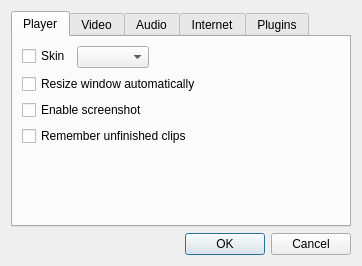
Before: the Qt Designer form src/settingsdialog.ui in coslyk/moonplayer, drawn with Qt 5.
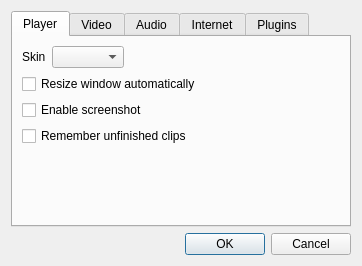
After: the same form once the commit is applied.

The edit to the form file:
```diff
--- a/src/settingsdialog.ui
+++ b/src/settingsdialog.ui
@@ -47,13 +47,6 @@
          </property>
         </widget>
        </item>
-       <item row="2" column="0">
-        <widget class="QCheckBox" name="skinCheckBox">
-         <property name="text">
-          <string>Skin</string>
-         </property>
-        </widget>
-       </item>
        <item row="2" column="1">
         <widget class="QComboBox" name="skinComboBox"/>
        </item>
@@ -64,6 +57,13 @@
          </property>
         </widget>
        </item>
+       <item row="2" column="0">
+        <widget class="QLabel" name="skinLabel">
+         <property name="text">
+          <string>Skin</string>
+         </property>
+        </widget>
+       </item>
       </layout>
      </widget>
      <widget class="QWidget" name="videoTab">
```
